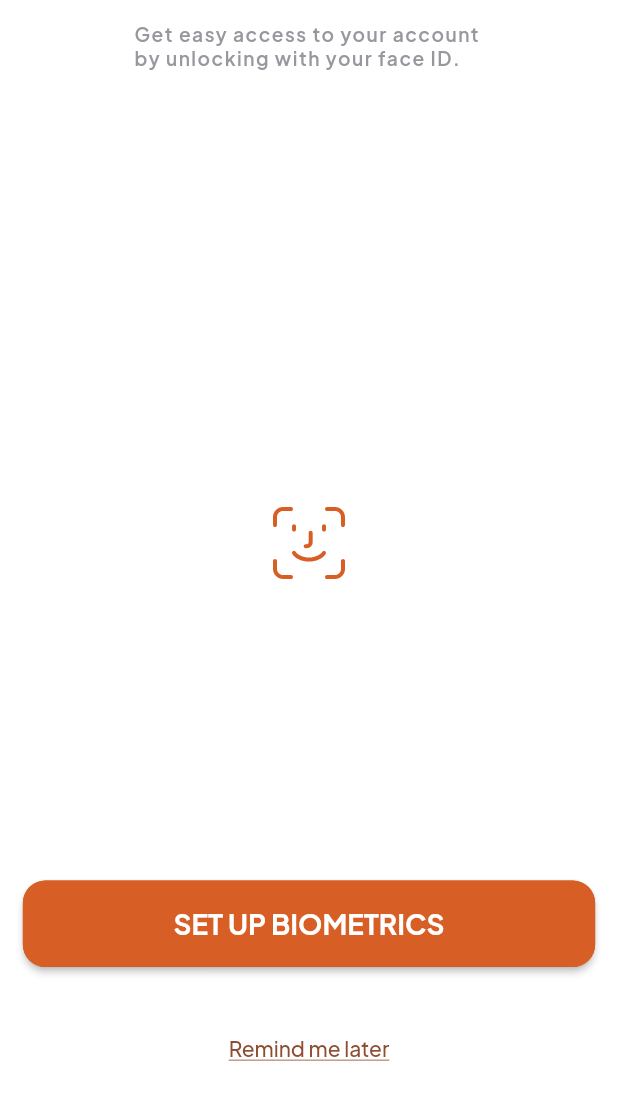
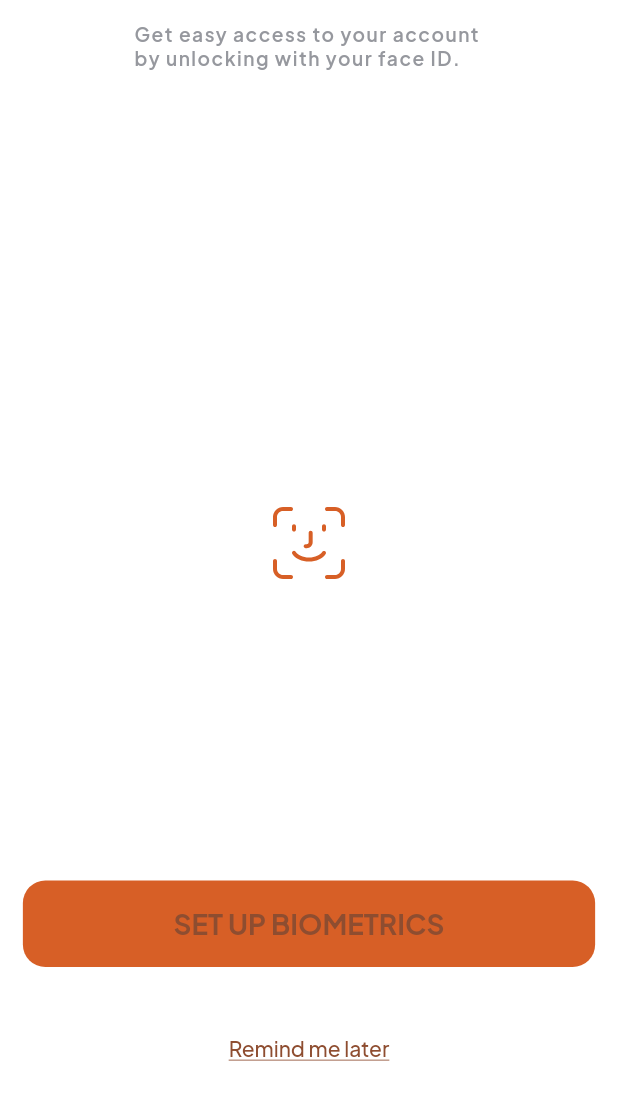
Before and after one commit to UcheAzubuko/floatr-v1, a Flutter app: the BiometricsScreen screen opened by its route, on a phone screen of 412 x 824 dp, the part 126-1236 px from its top. Run offline on Flutter 3.47's test engine with Material 2 defaults, Android fonts, the phone set to English and light mode, and no system bars; our stand-ins replace camera, dartz, dotted_border, equatable, flutter_countdown_timer, flutter_secure_storage and 11 more; missing offline and left inert: clipboard, google_mlkit_face_detection, monnify_payment_sdk; accounts and stored records are empty; network calls fail.

Commit message:
ui fix: de-elevate all buttons

```diff
--- a/lib/app/widgets/general_button.dart
+++ b/lib/app/widgets/general_button.dart
@@ -47,7 +47,7 @@ class GeneralButton extends StatelessWidget {
         textStyle: Theme.of(context).textTheme.bodyLarge,
       ),
       shape: RoundedRectangleBorder(
-        side: BorderSide(color: borderColor),
+        // side: BorderSide(color: borderColor),
         borderRadius: BorderRadius.circular(borderRadius),
       ),
     );
@@ -55,7 +55,7 @@ class GeneralButton extends StatelessWidget {
     return SizedBox(
       height: height ?? context.heightPx * 0.07,
       width: width,
-      child: ElevatedButton(
+      child: TextButton(
           style: style,
           onPressed: () {
             onPressed();
```
